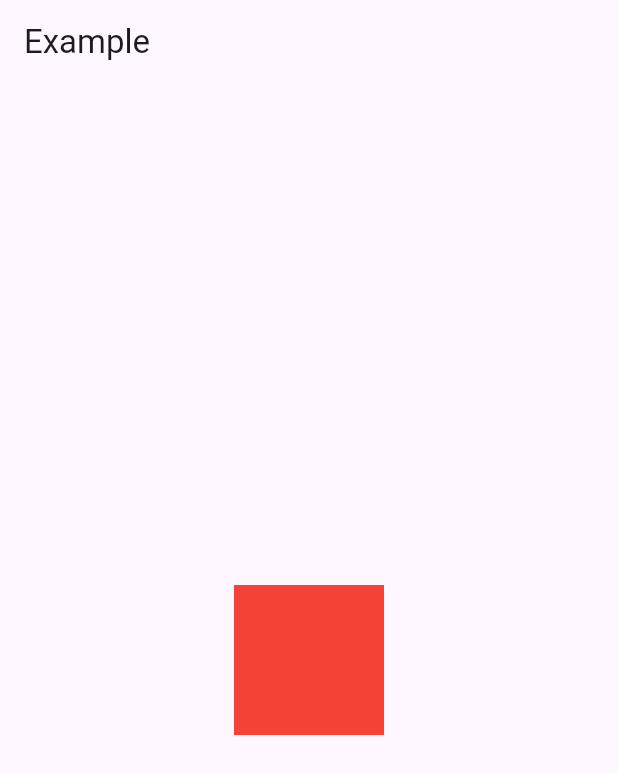
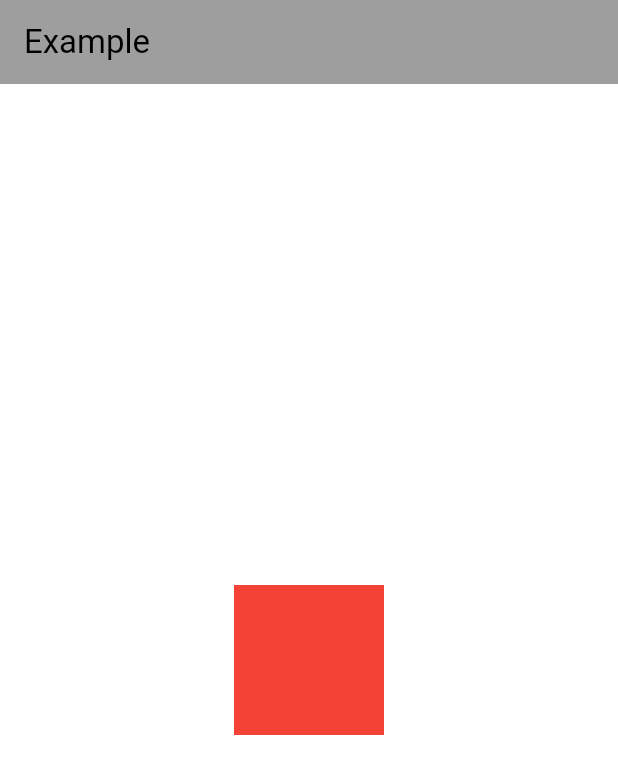
Before and after one commit to DanielZiborov/News, a Flutter app: the screen it shows after launch, on a phone screen of 412 x 824 dp. Shown: the top 774 px of the screen. Run offline on Flutter 3.47's test engine with Material 3 defaults, Android fonts, the phone set to English and light mode, and no system bars; drawn by our look-alikes of oktoast; our stand-ins replace auto_route; Roboto replaces fonts that are missing (IBM).

Commit message:
добавлена светлая тема

```diff
--- a/lib/app.dart
+++ b/lib/app.dart
@@ -1,5 +1,6 @@
 import 'package:flutter/material.dart';
 import 'package:news/src/config/router/app_router.dart';
+import 'package:news/src/config/themes/app_themes.dart';
 import 'package:oktoast/oktoast.dart';
 
 class App extends StatelessWidget {
@@ -11,6 +12,7 @@ class App extends StatelessWidget {
   Widget build(BuildContext context) {
     return OKToast(
       child: MaterialApp.router(
+        theme: AppThemes.light,
         debugShowCheckedModeBanner: false,
         routerConfig: _appRouter.config(),
       ),
--- /dev/null
+++ b/lib/src/config/themes/app_themes.dart
@@ -0,0 +1,18 @@
+import 'package:flutter/material.dart';
+
+abstract class AppThemes {
+  static ThemeData get light {
+    return ThemeData(
+      appBarTheme: const AppBarTheme(
+        elevation: 0,
+        color: Colors.grey,
+      ),
+      scaffoldBackgroundColor: Colors.white,
+      primaryColor: Colors.black,
+      splashColor: Colors.transparent,
+      fontFamily: 'IBM',
+      colorScheme: ColorScheme.fromSwatch().copyWith(secondary: Colors.black),
+      useMaterial3: true,
+    );
+  }
+}
```
